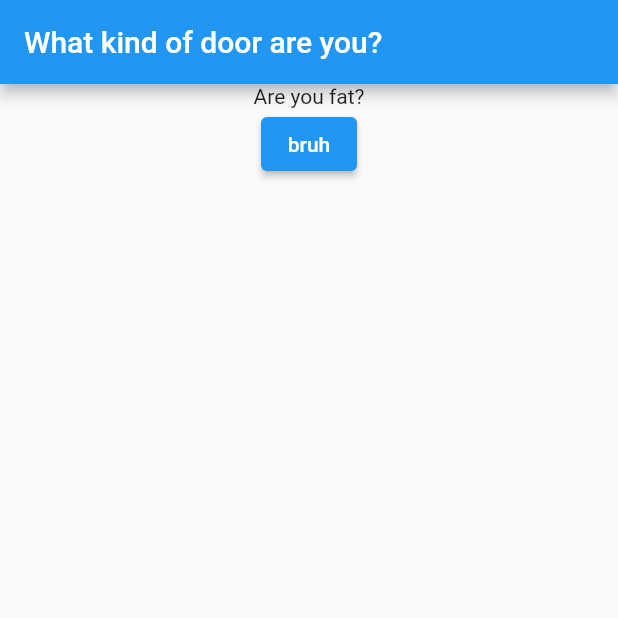
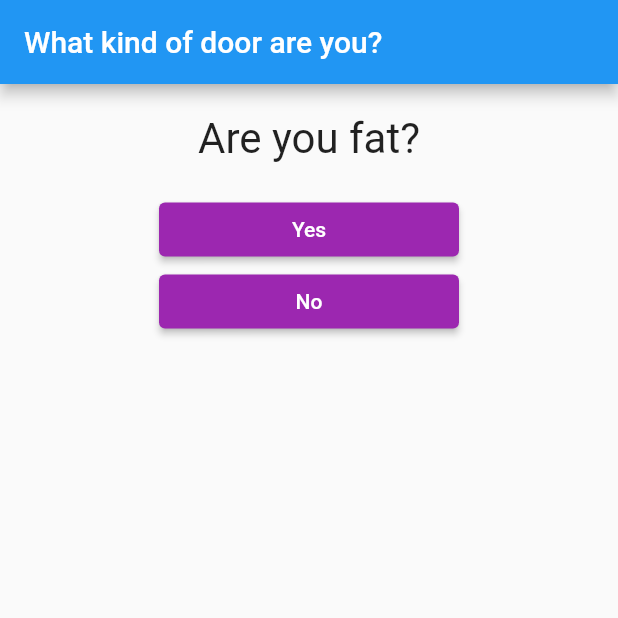
Before and after one commit to KGebski0036/Flutter, a Flutter app: the screen it shows after launch, on a phone screen of 412 x 824 dp, the top half of it. Run offline on Flutter 3.47's test engine with Material 2 defaults, Android fonts, the light colour scheme and no system bars.

Commit message:
working answer buttons

```diff
--- /dev/null
+++ b/my_first_app/lib/answer.dart
@@ -0,0 +1,24 @@
+import 'package:flutter/material.dart';
+
+
+class Answer extends StatelessWidget {
+
+  final Function onPressHandler;
+  final String answerText;
+
+  Answer(this.onPressHandler, this.answerText);
+
+  @override
+  Widget build(BuildContext context) {
+    return Container(
+      child: ElevatedButton(
+        onPressed: onPressHandler,
+        child: Text(answerText),
+        style: ElevatedButton.styleFrom(
+          primary: Colors.purple
+        ),
+        ),
+        width: 200,
+    );
+  }
+}
--- a/my_first_app/lib/main.dart
+++ b/my_first_app/lib/main.dart
@@ -1,15 +1,36 @@
 import 'package:flutter/material.dart';
+
+import 'question.dart';
+import 'answer.dart';
 
 void main() => runApp(MyApp());
 
-class MyApp extends StatelessWidget {
-  void answerQuestion() {
-    print("hello");
+class MyApp extends StatefulWidget {
+  @override
+  State<StatefulWidget> createState() {
+    return _MyAppState();
+  }
+}
+
+class _MyAppState extends State<MyApp> {
+  var _questionsIndex = 0;
+  final questions = [
+    {'question': "Are you fat?", 'answers': ['Yes', 'No']},
+    {'question': "How old are you?", 'answers': ['<15', '15-18', '18-25', '25+']},
+    {'question': "How fast can u rotate?", 'answers': ['less then 400 rpm', 'between 400-550 rmp', 'faster then 550 rmp']},
+    ];
+
+  void _answerQuestion() {
+    setState(() {
+      if(++_questionsIndex >= questions.length){
+        _questionsIndex = 0;
+      }
+    });
   }
 
   @override
   Widget build(BuildContext context) {
-    var questions = ["Are you fat?", "How old are you?"];
+
 
     return MaterialApp(
       home: Scaffold(
@@ -19,8 +40,8 @@ class MyApp extends StatelessWidget {
         body: Center(
           child: Column(
             children: <Widget>[
-              Text(questions[0]),
-              ElevatedButton(onPressed: answerQuestion, child: Text('bruh')),
+              Question(questions[_questionsIndex]['question']),
+              ...(questions[_questionsIndex]['answers'] as List<String>).map((e) => Answer(_answerQuestion, e)).toList()
             ],
           ),
         ),
--- /dev/null
+++ b/my_first_app/lib/question.dart
@@ -0,0 +1,20 @@
+import 'package:flutter/material.dart';
+
+class Question extends StatelessWidget {
+  final String questionText;
+
+  Question(this.questionText);
+
+  @override
+  Widget build(BuildContext context) {
+    return Container(
+      child: Text(
+        questionText,
+        style: TextStyle(
+          fontSize: 28,
+        ),
+      ),
+      margin: EdgeInsets.all(20),
+    );
+  }
+}
--- a/my_first_app/pubspec.yaml
+++ b/my_first_app/pubspec.yaml
@@ -14,7 +14,7 @@ description: A new Flutter project.
 version: 1.0.0+1
 
 environment:
-  sdk: ">=2.1.0 <3.0.0"
+  sdk: ">=2.3.0 <3.0.0"
 
 dependencies:
   flutter:
```
